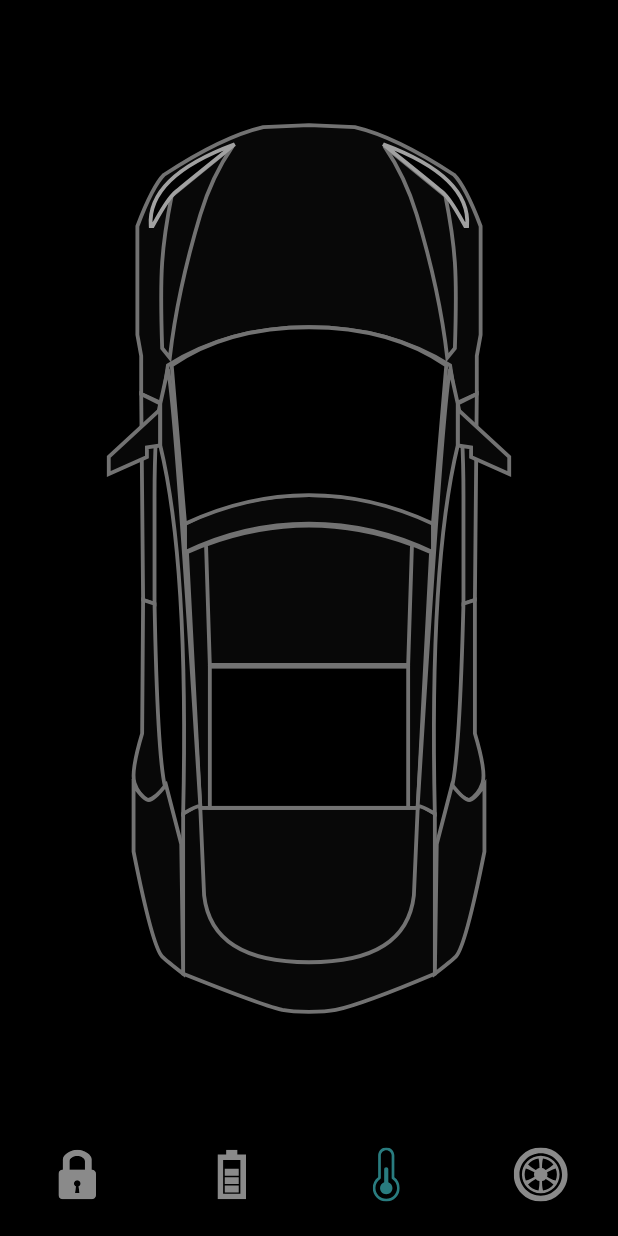
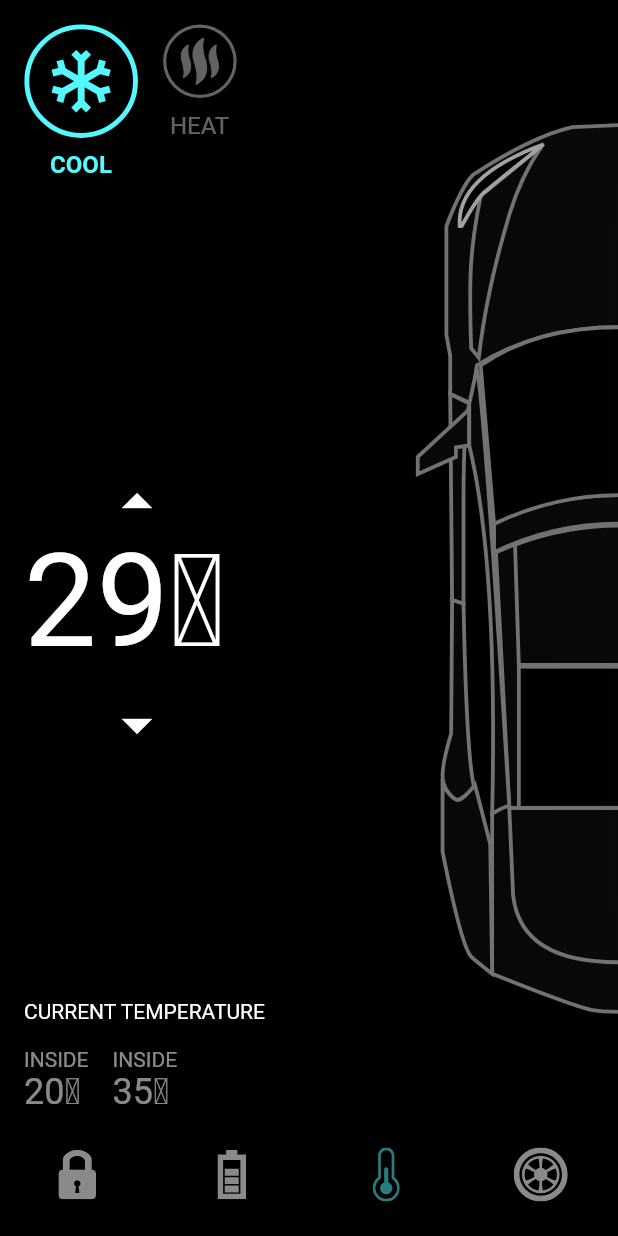
Before and after one commit to AmangeldiyevSultan/flutter-car-animation, a Flutter app: the screen it shows after launch, item 3 of the bottom bar chosen, on a phone screen of 412 x 824 dp. Run offline on Flutter 3.47's test engine with Material 2 defaults, Android fonts, the light colour scheme and no system bars; our stand-ins replace flutter_svg.

Commit message:
temperature screen

```diff
--- a/lib/home_controller.dart
+++ b/lib/home_controller.dart
@@ -5,6 +5,8 @@ class HomeController extends ChangeNotifier {
   bool isLeftDoorLock = true;
   bool isBonnetDoorLock = true;
   bool isTrunkDoorLock = true;
+  bool isCoolSelected = true;
+
   int selectedBottomTab = 0;
 
   void onBottomNavigatorTabChange(int index) {
@@ -31,4 +33,9 @@ class HomeController extends ChangeNotifier {
     isTrunkDoorLock = !isTrunkDoorLock;
     notifyListeners();
   }
+
+  void updateCoolSelectedTab() {
+    isCoolSelected = !isCoolSelected;
+    notifyListeners();
+  }
 }
--- /dev/null
+++ b/lib/screens/components/temp_btn.dart
@@ -0,0 +1,60 @@
+import 'package:flutter/material.dart';
+import 'package:flutter_animation/constanins.dart';
+import 'package:flutter_svg/flutter_svg.dart';
+
+class TempBtn extends StatelessWidget {
+  const TempBtn({
+    super.key,
+    required this.isActive,
+    required this.svgSrc,
+    required this.text,
+    required this.press,
+    required this.activeColor,
+  });
+
+  final String svgSrc;
+  final bool isActive;
+  final String text;
+  final VoidCallback press;
+  final Color activeColor;
+
+  @override
+  Widget build(BuildContext context) {
+    return Column(
+      children: [
+        GestureDetector(
+          onTap: press,
+          // Animated Container
+          child: AnimatedContainer(
+            duration: const Duration(milliseconds: 200),
+            curve: Curves.easeInOutBack,
+            height: isActive ? 76 : 50,
+            width: isActive ? 76 : 50,
+            child: SvgPicture.asset(
+              svgSrc,
+              colorFilter: ColorFilter.mode(
+                  // BlendMode.srcIn colored exactly just icon
+                  isActive ? activeColor : Colors.white38,
+                  BlendMode.srcIn),
+            ),
+          ),
+        ),
+        const SizedBox(
+          height: defaultPadding / 2,
+        ),
+        // Animated Text
+        AnimatedDefaultTextStyle(
+          duration: const Duration(milliseconds: 200),
+          style: TextStyle(
+            color: isActive ? activeColor : Colors.white38,
+            fontSize: 16,
+            fontWeight: isActive ? FontWeight.bold : null,
+          ),
+          child: Text(
+            text,
+          ),
+        ),
+      ],
+    );
+  }
+}
--- /dev/null
+++ b/lib/screens/components/temp_details.dart
@@ -0,0 +1,96 @@
+import 'package:flutter/material.dart';
+import 'package:flutter_animation/constanins.dart';
+import 'package:flutter_animation/home_controller.dart';
+import 'package:flutter_animation/screens/components/temp_btn.dart';
+
+class TempDetails extends StatelessWidget {
+  const TempDetails({
+    super.key,
+    required HomeController controller,
+  }) : _controller = controller;
+
+  final HomeController _controller;
+
+  @override
+  Widget build(BuildContext context) {
+    return Padding(
+      padding: const EdgeInsets.all(defaultPadding),
+      child: Column(
+        crossAxisAlignment: CrossAxisAlignment.start,
+        children: [
+          // Temp Buttons
+          SizedBox(
+            height: 120,
+            child: Row(
+              children: [
+                TempBtn(
+                  text: 'COOL',
+                  svgSrc: 'assets/icons/coolShape.svg',
+                  isActive: _controller.isCoolSelected,
+                  press: _controller.updateCoolSelectedTab,
+                  activeColor: primaryColor,
+                ),
+                const SizedBox(width: defaultPadding),
+                TempBtn(
+                  text: 'HEAT',
+                  svgSrc: 'assets/icons/heatShape.svg',
+                  isActive: !_controller.isCoolSelected,
+                  press: _controller.updateCoolSelectedTab,
+                  activeColor: redColor,
+                ),
+              ],
+            ),
+          ),
+          const Spacer(),
+          Column(
+            children: [
+              IconButton(
+                onPressed: () {},
+                icon: const Icon(Icons.arrow_drop_up, size: 48),
+              ),
+              const Text(
+                '29' '\u2103',
+                style: TextStyle(fontSize: 86),
+              ),
+              IconButton(
+                onPressed: () {},
+                icon: const Icon(Icons.arrow_drop_down, size: 48),
+              ),
+            ],
+          ),
+
+          const Spacer(),
+          const Text('CURRENT TEMPERATURE'),
+          const SizedBox(
+            height: defaultPadding,
+          ),
+          Row(
+            children: [
+              Column(crossAxisAlignment: CrossAxisAlignment.start, children: [
+                const Text('INSIDE', style: TextStyle(color: Colors.white54)),
+                Text(
+                  '20' '\u2103',
+                  style: Theme.of(context)
+                      .textTheme
+                      .headlineSmall!
+                      .copyWith(color: Colors.white54),
+                )
+              ]),
+              const SizedBox(width: defaultPadding),
+              Column(crossAxisAlignment: CrossAxisAlignment.start, children: [
+                const Text('INSIDE', style: TextStyle(color: Colors.white54)),
+                Text(
+                  '35' '\u2103',
+                  style: Theme.of(context)
+                      .textTheme
+                      .headlineSmall!
+                      .copyWith(color: Colors.white54),
+                )
+              ]),
+            ],
+          ),
+        ],
+      ),
+    );
+  }
+}
--- a/lib/screens/home_screen.dart
+++ b/lib/screens/home_screen.dart
@@ -3,6 +3,7 @@ import 'package:flutter_animation/constanins.dart';
 import 'package:flutter_animation/home_controller.dart';
 import 'package:flutter_animation/screens/components/battery_status.dart';
 import 'package:flutter_animation/screens/components/door_lock.dart';
+import 'package:flutter_animation/screens/components/temp_details.dart';
 import 'package:flutter_animation/screens/components/tesla_navigation_bottombar.dart';
 import 'package:flutter_svg/svg.dart';
 
@@ -14,16 +15,48 @@ class HomeScreen extends StatefulWidget {
 }
 
 class _HomeScreenState extends State<HomeScreen>
-// SingleTickerProviderStateMixin for animation to count Ticker
+// TickerProviderStateMixin for animation to count Ticker
+// If there is just one animation controller than use just SingleTickerProviderStateMixin
     with
-        SingleTickerProviderStateMixin {
+        TickerProviderStateMixin {
   final HomeController _controller = HomeController();
 
   late AnimationController _batteryAnimationController;
   late Animation<double> _animationBattery;
   late Animation<double> _animationBatteryStatus;
 
-  void setupBatteryAnimation() {
+  late AnimationController _tempAnimationController;
+  late Animation<double> _animationCarShift;
+  late Animation<double> _animationTempShowInfo;
+  late Animation<double> _animationCoolGlow;
+
+  void setUpTempAnimationContoller() {
+    // Duration of any animation by deafault 1500
+    _tempAnimationController = AnimationController(
+      vsync: this,
+      duration: const Duration(milliseconds: 1500),
+    );
+
+    // Should complete in interval 0.2 - 0.4.
+    _animationCarShift = CurvedAnimation(
+        // Firstly wait until previous animation done and start this animation from 0.2
+        parent: _tempAnimationController,
+        curve: const Interval(0.2, 0.4));
+
+    // Should complete in interval 0.7 - 1.
+    _animationCoolGlow = CurvedAnimation(
+        // Firstly wait until previous animation done and start this animation from 0.7
+        parent: _tempAnimationController,
+        curve: const Interval(0.7, 1));
+
+    // Should complete in interval 0.45 - 0.65.
+    _animationTempShowInfo = CurvedAnimation(
+        // Firstly wait until previous animation done and start this animation from 0.45
+        parent: _tempAnimationController,
+        curve: const Interval(0.45, 0.65));
+  }
+
+  void setUpBatteryAnimation() {
     // Duration of any animation by deafault 600
     _batteryAnimationController = AnimationController(
       vsync: this,
@@ -41,13 +74,15 @@ class _HomeScreenState extends State<HomeScreen>
   @override
   void initState() {
     super.initState();
-    setupBatteryAnimation();
+    setUpBatteryAnimation();
+    setUpTempAnimationContoller();
   }
 
   @override
   void dispose() {
     super.dispose();
     _batteryAnimationController.dispose();
+    _tempAnimationController.dispose();
   }
 
   @override
@@ -55,7 +90,11 @@ class _HomeScreenState extends State<HomeScreen>
     // do not work without animated builder, because its counts tickers
     return AnimatedBuilder(
         // List of controllers
-        animation: Listenable.merge([_controller, _batteryAnimationController]),
+        animation: Listenable.merge([
+          _controller,
+          _batteryAnimationController,
+          _tempAnimationController
+        ]),
         builder: (context, _) {
           return Scaffold(
             bottomNavigationBar: TeslaBottomNavigationBar(
@@ -70,6 +109,13 @@ class _HomeScreenState extends State<HomeScreen>
                   // start reversing from 0.7
                   _batteryAnimationController.reverse(from: 0.7);
                 }
+                if (index == 2) {
+                  // Say that animation should start forward
+                  _tempAnimationController.forward();
+                } else if (_controller.selectedBottomTab == 2 && index != 2) {
+                  // Should go back
+                  _tempAnimationController.reverse(from: 0.4);
+                }
                 _controller.onBottomNavigatorTabChange(index);
               },
             ),
@@ -78,12 +124,22 @@ class _HomeScreenState extends State<HomeScreen>
                 return Stack(
                   alignment: Alignment.center,
                   children: [
-                    Padding(
+                    SizedBox(
+                      width: constrains.maxWidth,
+                      height: constrains.maxHeight,
+                    ),
+                    // Lock Screen
+                    Positioned(
+                      left: constrains.maxWidth / 2 * _animationCarShift.value,
+                      height: constrains.maxHeight,
+                      width: constrains.maxWidth,
+                      child: Padding(
                         padding: EdgeInsets.symmetric(
                             vertical: constrains.maxHeight * 0.1),
                         child: SvgPicture.asset(
                           'assets/icons/Car.svg',
                           width: double.infinity,
+                        ),
                       ),
                     ),
                     AnimatedPositioned(
@@ -146,7 +202,7 @@ class _HomeScreenState extends State<HomeScreen>
                         width: constrains.maxWidth * 0.45,
                       ),
                     ),
-                    // changing by animation battery status
+                    // Changing by animation battery status
                     Positioned(
                       top: 50 * (1 - _animationBatteryStatus.value),
                       height: constrains.maxHeight,
@@ -157,7 +213,32 @@ class _HomeScreenState extends State<HomeScreen>
                           constraints: constrains,
                         ),
                       ),
+                    ),
+                    // Temperature
+                    Positioned(
+                        height: constrains.maxHeight,
+                        width: constrains.maxWidth,
+                        top: 60 * (1 - _animationTempShowInfo.value),
+                        child: Opacity(
+                            opacity: _animationTempShowInfo.value,
+                            child: TempDetails(controller: _controller))),
+
+                    // Car head/cool color
+                    Positioned(
+                        right: -180 * (1 - _animationCoolGlow.value),
+                        child: AnimatedSwitcher(
+                            duration: defaultDuration,
+                            child: _controller.isCoolSelected
+                                ? Image.asset(
+                                    "assets/images/Cool_glow_2.png",
+                                    key: UniqueKey(),
+                                    width: 200,
                                   )
+                                : Image.asset(
+                                    "assets/images/Hot_glow_4.png",
+                                    key: UniqueKey(),
+                                    width: 200,
+                                  ))),
                   ],
                 );
               }),
```
Lines whose indentation alone changed are shown as unchanged.
